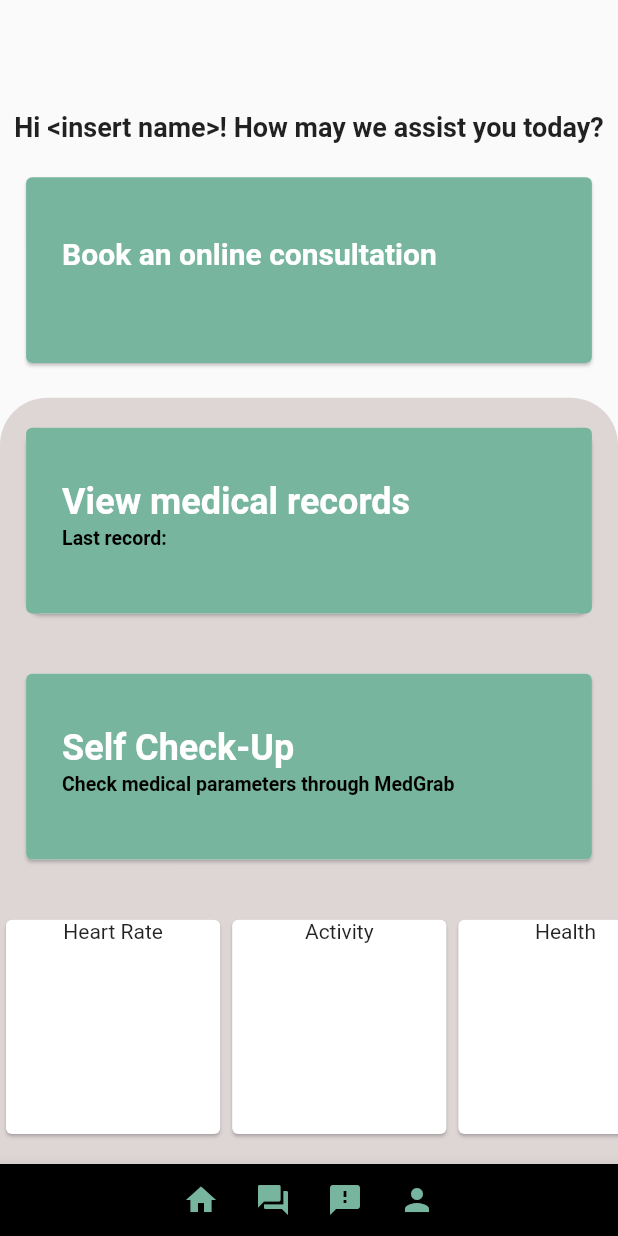
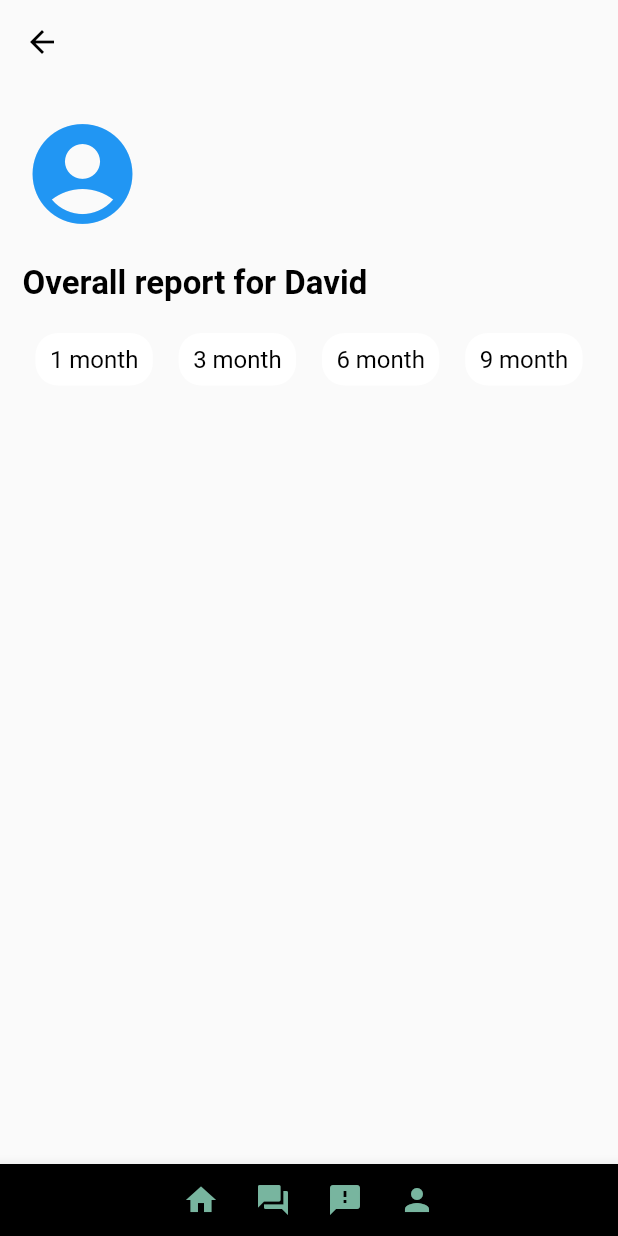
Before and after one commit to LimJunquanRyan/MedGrab, a Flutter app: the screen it shows after launch, after a tap on "View medical records", on a phone screen of 412 x 824 dp. Run offline on Flutter 3.47's test engine with Material 2 defaults, Android fonts, the phone set to English and light mode, and no system bars; missing offline and left inert: gauges.

Commit message:
Finished Implementing profile icons and the 4 buttons in past med page

```diff
--- a/lib/pages/consultationPage.dart
+++ b/lib/pages/consultationPage.dart
@@ -90,7 +90,7 @@ class consultationPageState extends State<consultationPage>{
               const SizedBox(height: 20,),
               Container(
                 padding:  const EdgeInsets.only(left: 15, top: 10,right: 15),
-                height: MediaQuery.of(context).size.height / 1.65,
+                height: MediaQuery.of(context).size.height / 1.8,
                 width: MediaQuery.of(context).size.width / 1.11,
                 decoration:  const BoxDecoration(
                   color: Color.fromRGBO(120, 181, 159, 1.0),
--- a/lib/pages/main.dart
+++ b/lib/pages/main.dart
@@ -2,6 +2,7 @@ import 'package:flutter/material.dart';
 import 'package:medgrab/pages/consultationPage.dart';
 import 'package:medgrab/pages/liveReading.dart';
 import 'package:medgrab/pages/mainPage.dart';
+import 'package:medgrab/pages/pastMedPage.dart';
 import 'package:medgrab/pages/summaryPage.dart';
 
 import 'mapsPage.dart';
@@ -16,6 +17,7 @@ class base extends StatelessWidget {
   static const SUMMARYPAGE = '/summaryPage';
   static const MAPSPAGE = '/mapsPage';
   static const CONSULTATIONPAGE = '/consultationPage';
+  static const PASTMEDPAGE = '/pastMedPage';
 
   @override
   Widget build(BuildContext context) {
@@ -28,6 +30,7 @@ class base extends StatelessWidget {
         SUMMARYPAGE: (context) => summaryPage1(),
         MAPSPAGE: (context) => mapsPage(),
         CONSULTATIONPAGE: (context) => consultationPage(),
+        PASTMEDPAGE: (context) => pastMedPage(),
       },
       onGenerateRoute: (settings) {},
       theme: ThemeData(
--- a/lib/pages/mainPage.dart
+++ b/lib/pages/mainPage.dart
@@ -48,7 +48,7 @@ class mainPage extends StatelessWidget {
                       shape: RoundedRectangleBorder(borderRadius: BorderRadius.all(Radius.circular(MediaQuery.of(context).size.width * 0.025))),
                       child: Column(
                         children: <Widget>[
-                          Expanded(child: TextButton(onPressed: () {  }, child: ListTile(title: Text("View medical records", style: TextStyle(fontWeight: FontWeight.bold, fontSize: 24),), subtitle: Text("Last record:", style: TextStyle(color: Colors.black, fontWeight: FontWeight.bold, fontSize: 13),),))),
+                          Expanded(child: TextButton(onPressed: () { Navigator.pushNamed(context, base.PASTMEDPAGE); }, child: ListTile(title: Text("View medical records", style: TextStyle(fontWeight: FontWeight.bold, fontSize: 24),), subtitle: Text("Last record:", style: TextStyle(color: Colors.black, fontWeight: FontWeight.bold, fontSize: 13),),))),
                         ],
                       ),
                     ),
--- /dev/null
+++ b/lib/pages/pastMedPage.dart
@@ -0,0 +1,152 @@
+import 'package:flutter/material.dart';
+import 'package:medgrab/components/bottomAppBar.dart';
+
+class pastMedPage extends StatefulWidget {
+
+  const pastMedPage({super.key});
+
+  @override
+  customButtonState createState() => customButtonState();
+}
+class customButtonState extends State<pastMedPage>{
+  bool isSelected = false;
+
+  @override
+  Widget build(BuildContext context) {
+    return Scaffold(
+      appBar: AppBar(
+        leading: BackButton(),
+        backgroundColor: Colors.transparent,
+        elevation: 0,
+      ),
+
+      body: Container(
+        padding: const EdgeInsets.only(top:20, left: 15,right: 15),
+        child: Column(
+          //Consult with doctor card
+          children: [
+            Container(
+              alignment:  Alignment.centerLeft,
+              child: const Icon(
+                Icons.account_circle,
+                color: Colors.blue,
+                size: 80,
+              ),
+            ),
+            const SizedBox(height: 20,),
+            Container(
+              alignment: Alignment.centerLeft,
+              child: const Text(
+                'Overall report for David',
+                style: TextStyle(
+                  fontSize: 22,
+                  fontWeight: FontWeight.bold,
+                  color: Colors.black,
+                ),
+              )
+            ),
+            const SizedBox(height: 20,),
+            Row(
+              mainAxisAlignment: MainAxisAlignment.spaceAround,
+              children: [
+                Container(
+                  alignment: Alignment.center,
+                  width: MediaQuery.of(context).size.width * 0.19,
+                  height: 35,
+                  decoration: BoxDecoration(
+                    color: isSelected ? Color(0xFF78B59F) : Colors.white,
+                    borderRadius: BorderRadius.circular(15),
+                  ),
+                  child: GestureDetector(
+                    onTap: (){
+                      setState(() {
+                        isSelected = !isSelected;
+                      });
+                    },
+                    child:  Text(
+                      '1 month',
+                      style: TextStyle(
+                        fontSize: 16,
+                        color: isSelected ? Colors.white : Colors.black,
+                      ),
+                    ),
+                  ),
+                ),
+                Container(
+                  alignment: Alignment.center,
+                  width: MediaQuery.of(context).size.width * 0.19,
+                  height: 35,
+                  decoration: BoxDecoration(
+                    color: isSelected ? Color(0xFF78B59F) : Colors.white,
+                    borderRadius: BorderRadius.circular(15),
+                  ),
+                  child: GestureDetector(
+                    onTap: (){
+                      setState(() {
+                        isSelected = !isSelected;
+                      });
+                    },
+                    child:  Text(
+                      '3 month',
+                      style: TextStyle(
+                        fontSize: 16,
+                        color: isSelected ? Colors.white : Colors.black,
+                      ),
+                    ),
+                  ),
+                ),
+                Container(
+                  alignment: Alignment.center,
+                  width: MediaQuery.of(context).size.width * 0.19,
+                  height: 35,
+                  decoration: BoxDecoration(
+                    color: isSelected ? Color(0xFF78B59F) : Colors.white,
+                    borderRadius: BorderRadius.circular(15),
+                  ),
+                  child: GestureDetector(
+                    onTap: (){
+                      setState(() {
+                        isSelected = !isSelected;
+                      });
+                    },
+                    child:  Text(
+                      '6 month',
+                      style: TextStyle(
+                        fontSize: 16,
+                        color: isSelected ? Colors.white : Colors.black,
+                      ),
+                    ),
+                  ),
+                ),
+                Container(
+                  alignment: Alignment.center,
+                  width: MediaQuery.of(context).size.width * 0.19,
+                  height: 35,
+                  decoration: BoxDecoration(
+                    color: isSelected ? Color(0xFF78B59F) : Colors.white,
+                    borderRadius: BorderRadius.circular(15),
+                  ),
+                  child: GestureDetector(
+                    onTap: (){
+                      setState(() {
+                        isSelected = !isSelected;
+                      });
+                    },
+                    child:  Text(
+                      '9 month',
+                      style: TextStyle(
+                        fontSize: 16,
+                        color: isSelected ? Colors.white : Colors.black,
+                      ),
+                    ),
+                  ),
+                ),
+              ],
+            ),
+          ],
+        ),
+      ),
+      bottomNavigationBar: bottomAppBar(),
+    );
+  }
+}
```
